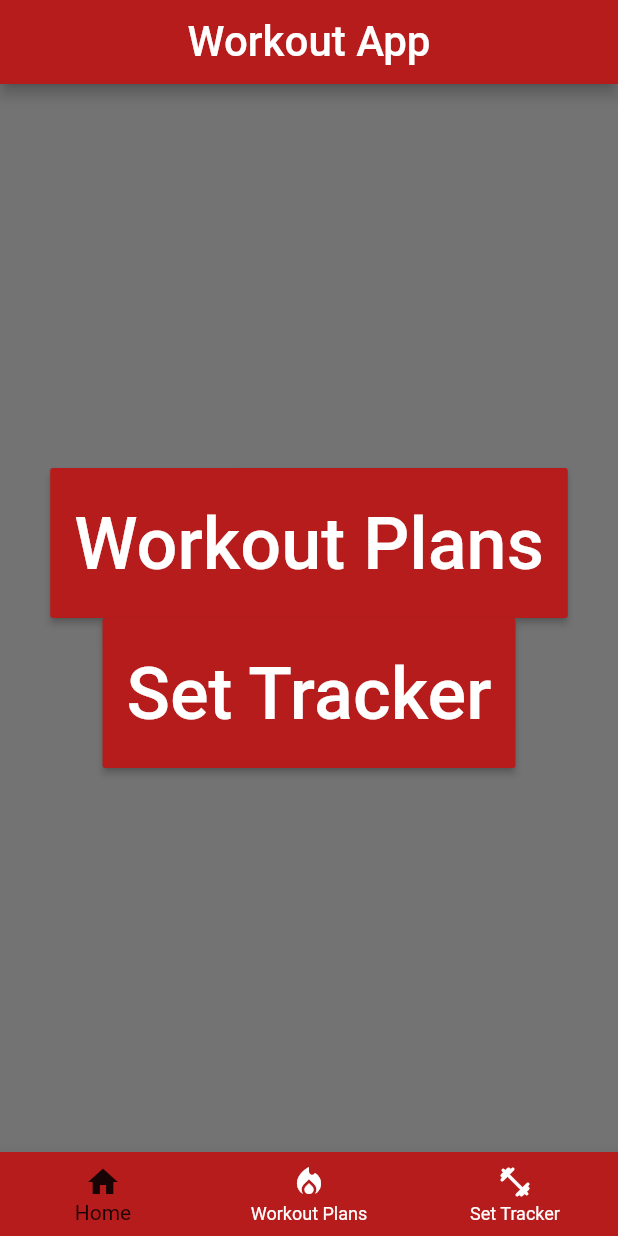
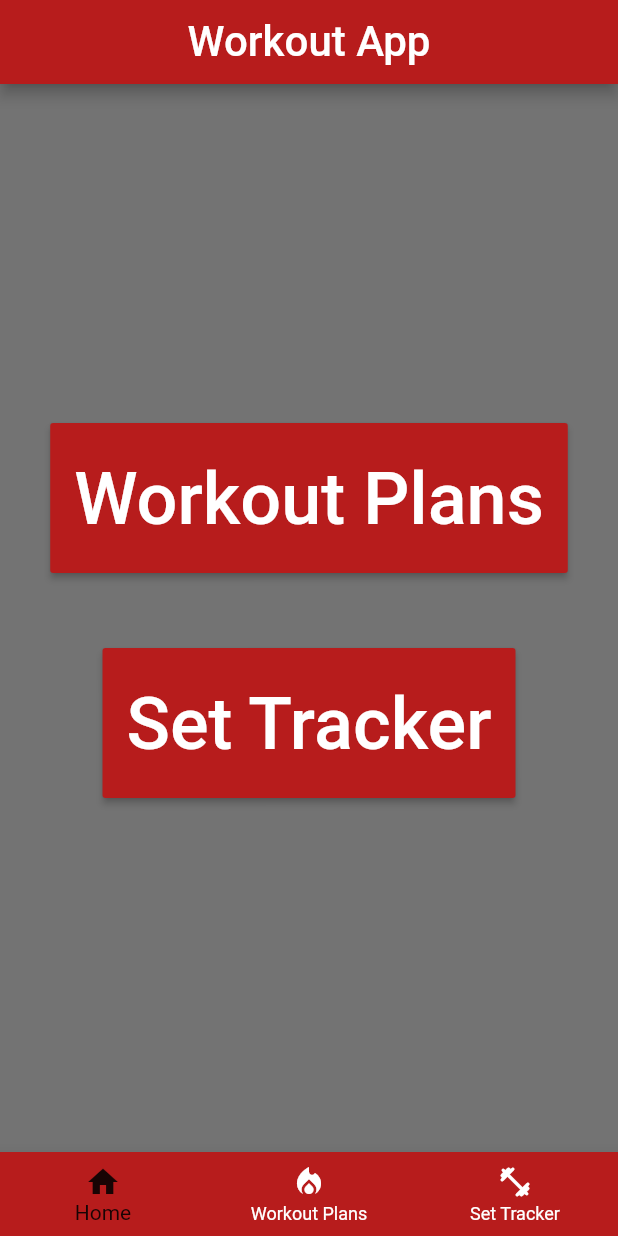
Before and after one commit to joeyjpowers/WorkoutCrossPlatformApp, a Flutter app: the screen it shows after launch, on a phone screen of 412 x 824 dp. Run offline on Flutter 3.47's test engine with Material 2 defaults, Android fonts, the phone set to English and light mode, and no system bars; our stand-ins replace firebase_core, sqflite; accounts and stored records are empty.

```diff
--- a/lib/home.dart
+++ b/lib/home.dart
@@ -10,7 +10,9 @@ class Home extends StatelessWidget {
     return Container(
       child: Column(
         children: <Widget>[
-          Center(
+          Container(
+      margin: EdgeInsets.all(20),
+      child: Center(
             child: ButtonTheme(
               minWidth: 300,
               height: 100,
@@ -23,8 +25,10 @@ class Home extends StatelessWidget {
                 onPressed: setWorkoutPlan,
               ),
             ),
-          ),
-          Center(
+          )),
+          Container(
+              margin: EdgeInsets.all(30),
+              child: Center(
             child: ButtonTheme(
               minWidth: 200,
               height: 100,
@@ -37,7 +41,7 @@ class Home extends StatelessWidget {
                 onPressed: setTracker,
               ),
             ),
-          ),
+          )),
         ],
         mainAxisAlignment: MainAxisAlignment.center,
         crossAxisAlignment: CrossAxisAlignment.center,
--- a/lib/main.dart
+++ b/lib/main.dart
@@ -4,8 +4,12 @@ import './home.dart';
 import './tracker.dart';
 import './navbar.dart';
 import './workoutplanresults.dart';
+import 'package:firebase_core/firebase_core.dart';
 
-void main() => runApp(App());
+void main() {
+  //WidgetsFlutterBinding.ensureInitialized();
+  runApp(App());
+}
 
 class App extends StatefulWidget {
   State<StatefulWidget> createState() {
--- a/lib/workoutplanresults.dart
+++ b/lib/workoutplanresults.dart
@@ -31,7 +31,7 @@ class _WorkoutPlanResultsState extends State<WorkoutPlanResults> {
                             margin: EdgeInsets.all(20),
                             child: Center(
                               child: InkWell(
-                                child: Text(workouts.name, style: TextStyle(fontSize: 24, fontFamily: 'Roboto', color: Colors.white)),
+                                child: Column(children: [Text(workouts.name, style: TextStyle(fontSize: 24, fontFamily: 'Roboto', color: Colors.white)), Text(workouts.website)]),
                                 onTap: () async {
                                   var url = workouts.link;
                                   if (!await canLaunch(url))
--- a/pubspec.yaml
+++ b/pubspec.yaml
@@ -33,6 +33,8 @@ dependencies:
   path:
   path_provider:
   url_launcher:
+  firebase_core: ^1.15.0
+  firebase_database: ^9.0.12
 
 
 
```
Also changed, not shown: lib/workouts.dart (+8 -20 lines), pubspec.lock, 5 other files.
